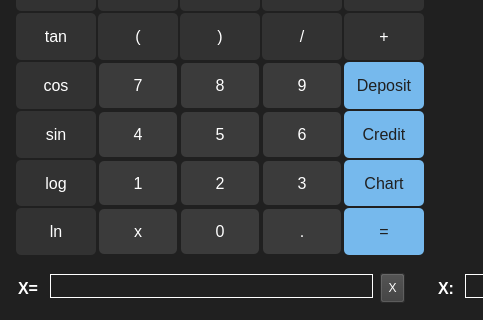
sbevza/CPP3_SmartCalc_v2.0, file src/view/mainwindow.ui: the form before one commit; both pictures show x 0 to 483 and y 180 to 500 of the 960 by 500 pixel window.
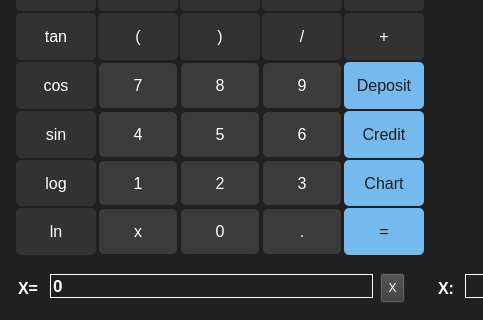
The form after the commit. Custom widgets are drawn as their Qt base class.

Diff of the .ui file:
```diff
--- a/src/view/mainwindow.ui
+++ b/src/view/mainwindow.ui
@@ -916,7 +916,6 @@
           <font>
            <family>Arial</family>
            <pointsize>13</pointsize>
-           <weight>75</weight>
            <bold>true</bold>
           </font>
          </property>
@@ -928,6 +927,9 @@
 	font-weight: 600;
 	margin-bottom: 4px;</string>
          </property>
+         <property name="text">
+          <string>0</string>
+         </property>
         </widget>
        </item>
        <item>
@@ -1120,7 +1122,7 @@
      </item>
     </layout>
    </widget>
-   <widget class="QWidget" name="">
+   <widget class="QWidget" name="layoutWidget">
     <property name="geometry">
      <rect>
       <x>510</x>
```
Left out of the diff: 6 changed lines with no effect on the pictures.
